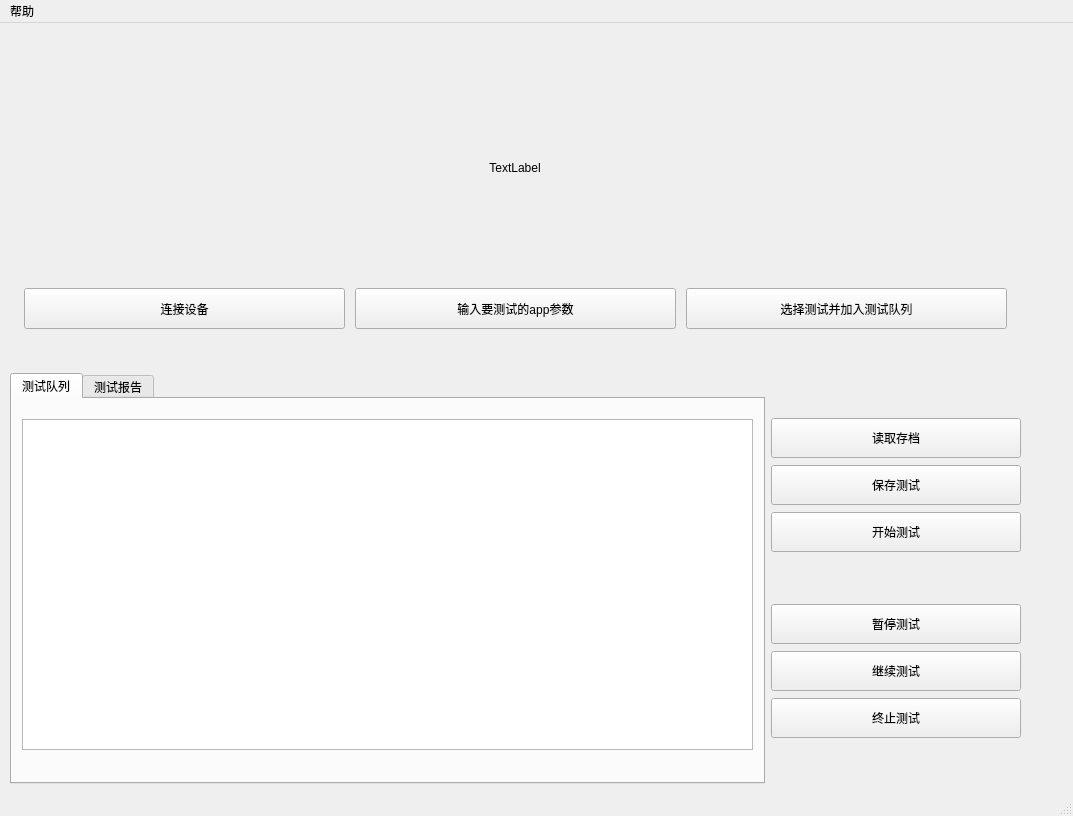
The window that GUI/main_ui_test/test_ui_d/test_ui.ui (buaanostop/-) describes before a commit, drawn with Qt 5.
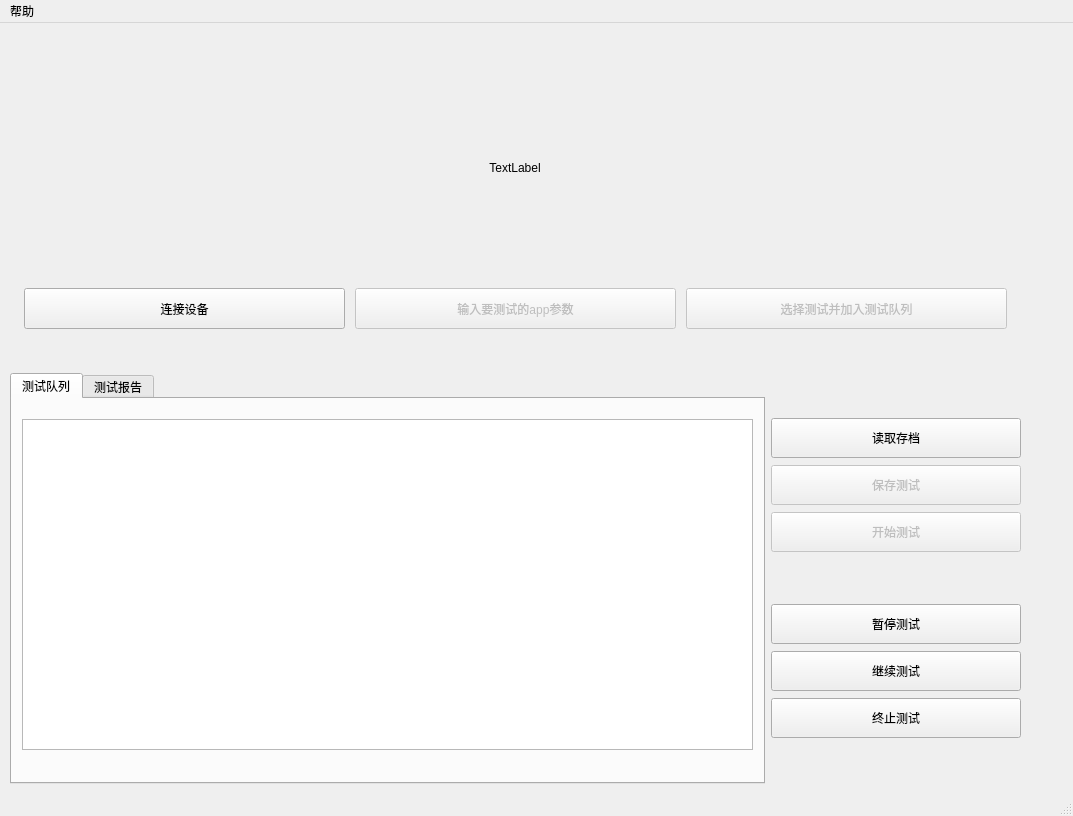
The same window after the commit.

```diff
--- a/GUI/main_ui_test/test_ui_d/test_ui.ui
+++ b/GUI/main_ui_test/test_ui_d/test_ui.ui
@@ -95,6 +95,9 @@
          </item>
          <item>
           <widget class="QPushButton" name="saveButton">
+           <property name="enabled">
+            <bool>false</bool>
+           </property>
            <property name="minimumSize">
             <size>
              <width>250</width>
@@ -114,6 +117,9 @@
          </item>
          <item>
           <widget class="QPushButton" name="startButton">
+           <property name="enabled">
+            <bool>false</bool>
+           </property>
            <property name="minimumSize">
             <size>
              <width>250</width>
@@ -259,6 +265,9 @@
        </item>
        <item>
         <widget class="QPushButton" name="InputAssignmentButton">
+         <property name="enabled">
+          <bool>false</bool>
+         </property>
          <property name="minimumSize">
           <size>
            <width>321</width>
@@ -293,6 +302,9 @@
        </item>
        <item>
         <widget class="QPushButton" name="chooseTypeButton">
+         <property name="enabled">
+          <bool>false</bool>
+         </property>
          <property name="minimumSize">
           <size>
            <width>321</width>
```
Left out of the diff: 3 changed lines with no effect on the pictures.
